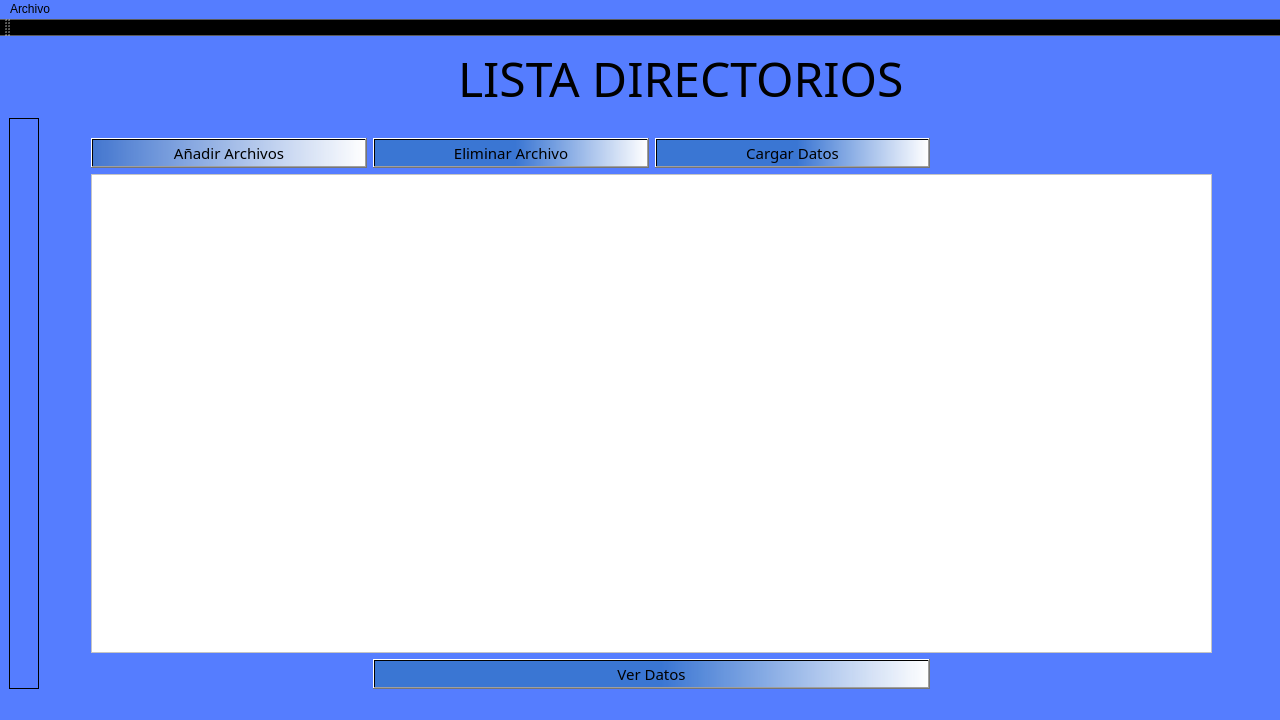
Old version of the form Interfaz/UI/InicioSubirDatos.ui in the repository Dumaru/ExcelReports.
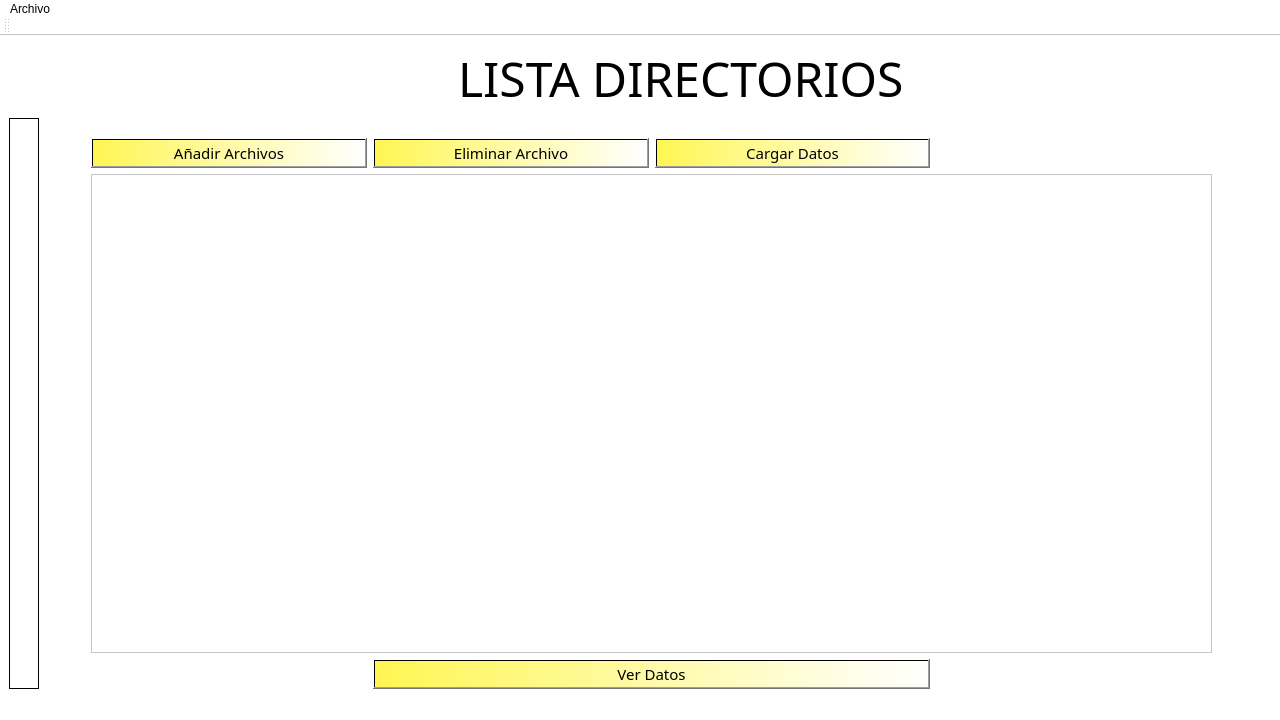
New version of the form. Icons and pictures are not drawn.

```diff
--- a/Interfaz/UI/InicioSubirDatos.ui
+++ b/Interfaz/UI/InicioSubirDatos.ui
@@ -27,7 +27,7 @@
   </property>
   <property name="styleSheet">
    <string notr="true">
-background-color: qlineargradient(spread:pad, x1:0, y1:0, x2:1, y2:0, stop:1 rgba(85, 125, 255, 255));</string>
+background-color: rgb(255, 255, 255);</string>
   </property>
   <widget class="QWidget" name="centralwidget">
    <layout class="QGridLayout" name="gridLayout_2">
@@ -68,8 +68,7 @@
            </font>
           </property>
           <property name="styleSheet">
-           <string notr="true">background-color: rgb(85, 170, 255);
-background-color: qlineargradient(spread:pad, x1:0, y1:0, x2:1, y2:0, stop:0.517413 rgba(55, 117, 206, 229), stop:1 rgba(255, 255, 255, 255));</string>
+           <string notr="true">background-color: qlineargradient(spread:pad, x1:0, y1:0, x2:1, y2:0, stop:0.0149254 rgba(255, 246, 85, 255), stop:1 rgba(255, 255, 255, 255));</string>
           </property>
           <property name="text">
            <string>Cargar Datos</string>
@@ -98,8 +97,7 @@
            <string>&lt;html&gt;&lt;head/&gt;&lt;body&gt;&lt;p&gt;&lt;img src=&quot;:/newPrefix/Iocom png.png&quot;/&gt;&lt;/p&gt;&lt;/body&gt;&lt;/html&gt;</string>
           </property>
           <property name="styleSheet">
-           <string notr="true">background-color: qlineargradient(spread:pad, x1:0, y1:0, x2:1, y2:0, stop:0.517413 rgba(55, 117, 206, 229), stop:1 rgba(255, 255, 255, 255));
-
+           <string notr="true">background-color: qlineargradient(spread:pad, x1:0, y1:0, x2:1, y2:0, stop:0.0149254 rgba(255, 246, 85, 255), stop:1 rgba(255, 255, 255, 255));
 </string>
           </property>
           <property name="text">
@@ -161,9 +159,7 @@
            </font>
           </property>
           <property name="styleSheet">
-           <string notr="true">background-color: rgb(85, 170, 255);
-background-color: qlineargradient(spread:pad, x1:0, y1:0, x2:1, y2:0, stop:0 rgba(63, 117, 194, 200), stop:1 rgba(255, 255, 255, 255));
-
+           <string notr="true">background-color: qlineargradient(spread:pad, x1:0, y1:0, x2:1, y2:0, stop:0.0149254 rgba(255, 246, 85, 255), stop:1 rgba(255, 255, 255, 255));
 </string>
           </property>
           <property name="text">
@@ -220,8 +216,7 @@
            </font>
           </property>
           <property name="styleSheet">
-           <string notr="true">
-background-color: qlineargradient(spread:pad, x1:0, y1:0, x2:1, y2:0, stop:0.517413 rgba(55, 117, 206, 229), stop:1 rgba(255, 255, 255, 255));
+           <string notr="true">background-color: qlineargradient(spread:pad, x1:0, y1:0, x2:1, y2:0, stop:0.0149254 rgba(255, 246, 85, 255), stop:1 rgba(255, 255, 255, 255));
 </string>
           </property>
           <property name="text">
@@ -253,6 +248,9 @@
         <bold>false</bold>
        </font>
       </property>
+      <property name="styleSheet">
+       <string notr="true">background-color: rgb(255, 255, 255);</string>
+      </property>
       <property name="text">
        <string>LISTA DIRECTORIOS</string>
       </property>
```
